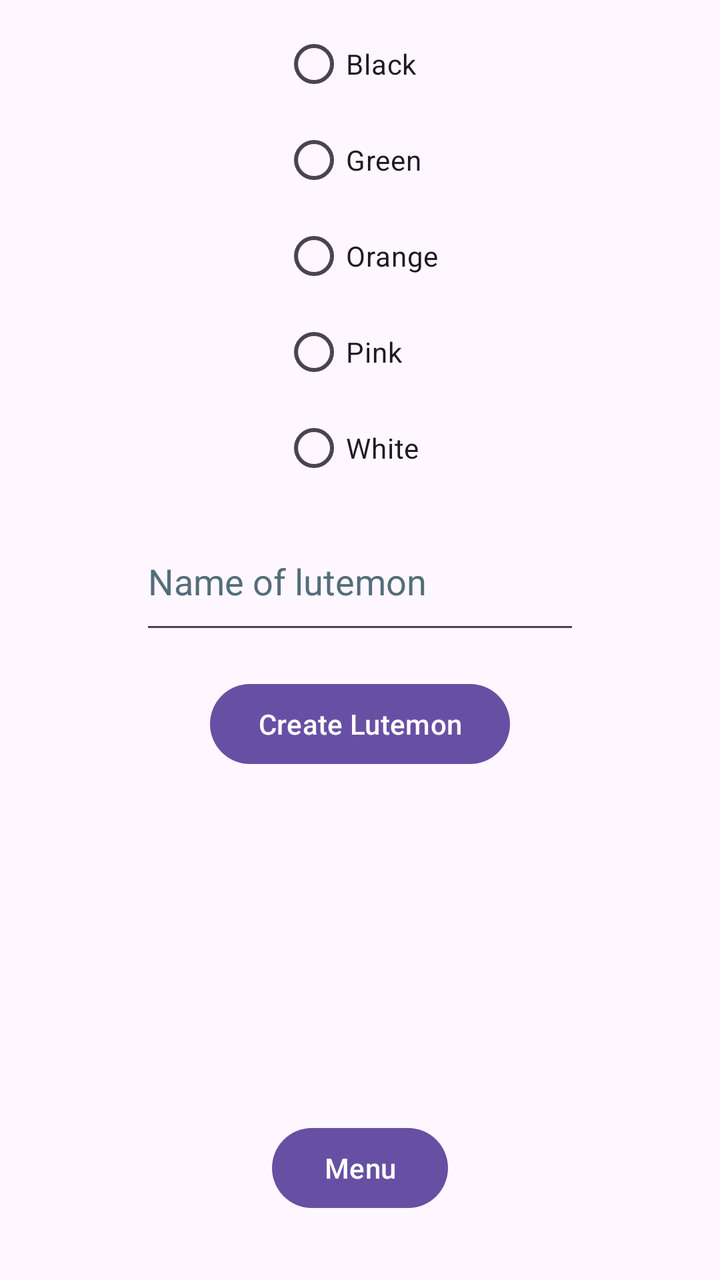
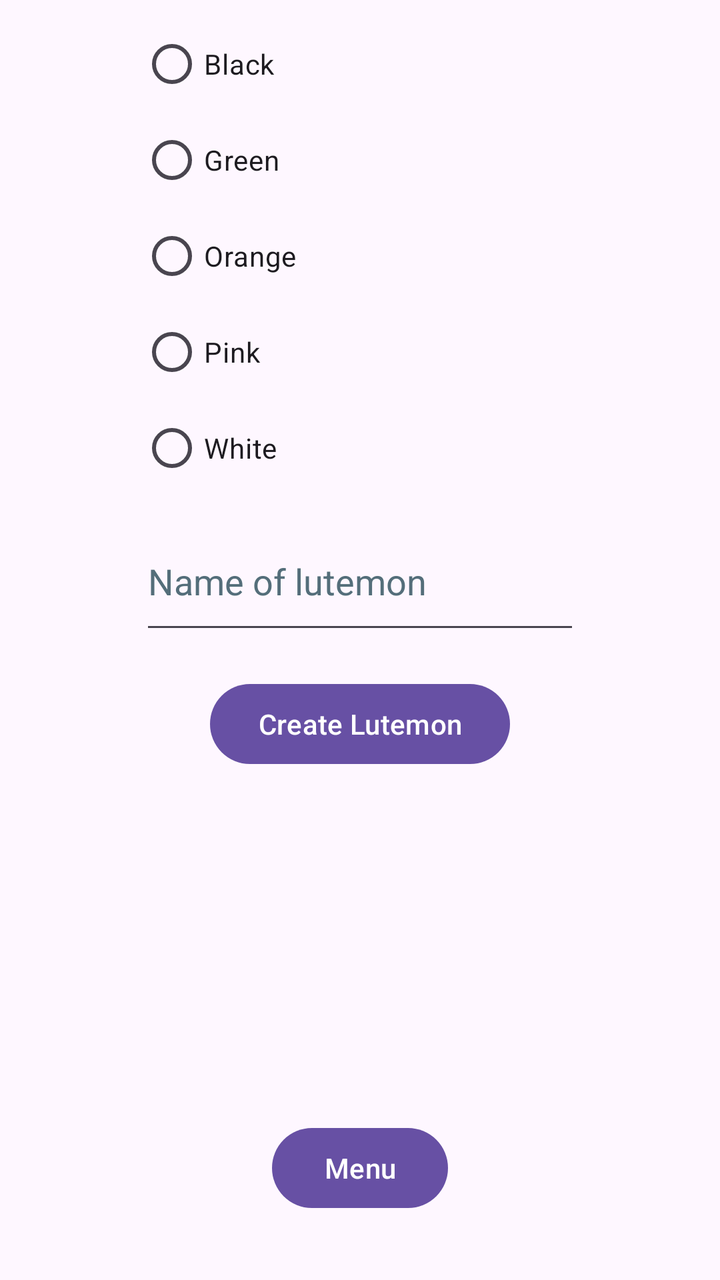

Two renders of the same Android screen: before a commit and after it. Below are the layout's source before the change and the commit's diff.
<!-- AndroidManifest.xml: application theme Theme.OlioLUTEMON -->
<!-- res/layout/activity_home.xml -->
<?xml version="1.0" encoding="utf-8"?>
<androidx.constraintlayout.widget.ConstraintLayout xmlns:android="http://schemas.android.com/apk/res/android"
    xmlns:app="http://schemas.android.com/apk/res-auto"
    xmlns:tools="http://schemas.android.com/tools"
    android:layout_width="match_parent"
    android:layout_height="match_parent">

    <Button
        android:id="@+id/SubmitLutemonBtn"
        android:layout_width="wrap_content"
        android:layout_height="wrap_content"
        android:layout_marginTop="16dp"
        android:onClick="createLutemon"
        android:text="Create Lutemon"
        app:layout_constraintEnd_toEndOf="parent"
        app:layout_constraintStart_toStartOf="parent"
        app:layout_constraintTop_toBottomOf="@+id/LutemonNameEdit" />

    <RadioGroup
        android:id="@+id/RadioGroup"
        android:layout_width="wrap_content"
        android:layout_height="wrap_content"
        android:layout_marginTop="8dp"
        app:layout_constraintEnd_toEndOf="parent"
        app:layout_constraintStart_toStartOf="parent"
        app:layout_constraintTop_toTopOf="parent">

        <RadioButton
            android:id="@+id/LutemonBlackBtn"
            android:layout_width="match_parent"
            android:layout_height="wrap_content"
            android:text="Black" />

        <RadioButton
            android:id="@+id/LutemonGreenBtn"
            android:layout_width="match_parent"
            android:layout_height="wrap_content"
            android:text="Green" />

        <RadioButton
            android:id="@+id/LutemonOrangeBtn"
            android:layout_width="match_parent"
            android:layout_height="wrap_content"
            android:text="Orange" />

        <RadioButton
            android:id="@+id/LutemonPinkBtn"
            android:layout_width="match_parent"
            android:layout_height="wrap_content"
            android:text="Pink" />

        <RadioButton
            android:id="@+id/LutemonWhiteBtn"
            android:layout_width="match_parent"
            android:layout_height="wrap_content"
            android:text="White" />
    </RadioGroup>

    <EditText
        android:id="@+id/LutemonNameEdit"
        android:layout_width="220dp"
        android:layout_height="66dp"
        android:layout_marginTop="8dp"
        android:ems="10"
        android:hint="Name of lutemon"
        android:inputType="text"
        android:textColorHint="#546E7A"
        app:layout_constraintEnd_toEndOf="parent"
        app:layout_constraintStart_toStartOf="parent"
        app:layout_constraintTop_toBottomOf="@+id/RadioGroup" />

    <Button
        android:id="@+id/menuButton"
        android:layout_width="wrap_content"
        android:layout_height="wrap_content"
        android:layout_marginBottom="32dp"
        android:onClick="switchToMainActivity"
        android:text="Menu"
        app:layout_constraintBottom_toBottomOf="parent"
        app:layout_constraintEnd_toEndOf="parent"
        app:layout_constraintStart_toStartOf="parent" />

    <androidx.recyclerview.widget.RecyclerView
        android:id="@+id/HomeRecyclerView"
        android:layout_width="409dp"
        android:layout_height="263dp"
        android:layout_marginTop="1dp"
        android:layout_marginBottom="1dp"
        app:layout_constraintBottom_toTopOf="@+id/menuButton"
        app:layout_constraintStart_toStartOf="parent"
        app:layout_constraintTop_toBottomOf="@+id/SubmitLutemonBtn" />

</androidx.constraintlayout.widget.ConstraintLayout>
<!-- resources referenced by this layout -->
<resources>
  <style name="Theme.OlioLUTEMON" parent="Base.Theme.OlioLUTEMON" />
  <style name="Base.Theme.OlioLUTEMON" parent="Theme.Material3.DayNight.NoActionBar">
          
          
      </style>
</resources>

<!-- the commit's change to res/layout/activity_home.xml (unified diff, before → after) -->
@@ -21,8 +21,7 @@
         android:layout_width="wrap_content"
         android:layout_height="wrap_content"
         android:layout_marginTop="8dp"
-        app:layout_constraintEnd_toEndOf="parent"
-        app:layout_constraintStart_toStartOf="parent"
+        app:layout_constraintStart_toStartOf="@+id/LutemonNameEdit"
         app:layout_constraintTop_toTopOf="parent">
 
         <RadioButton
